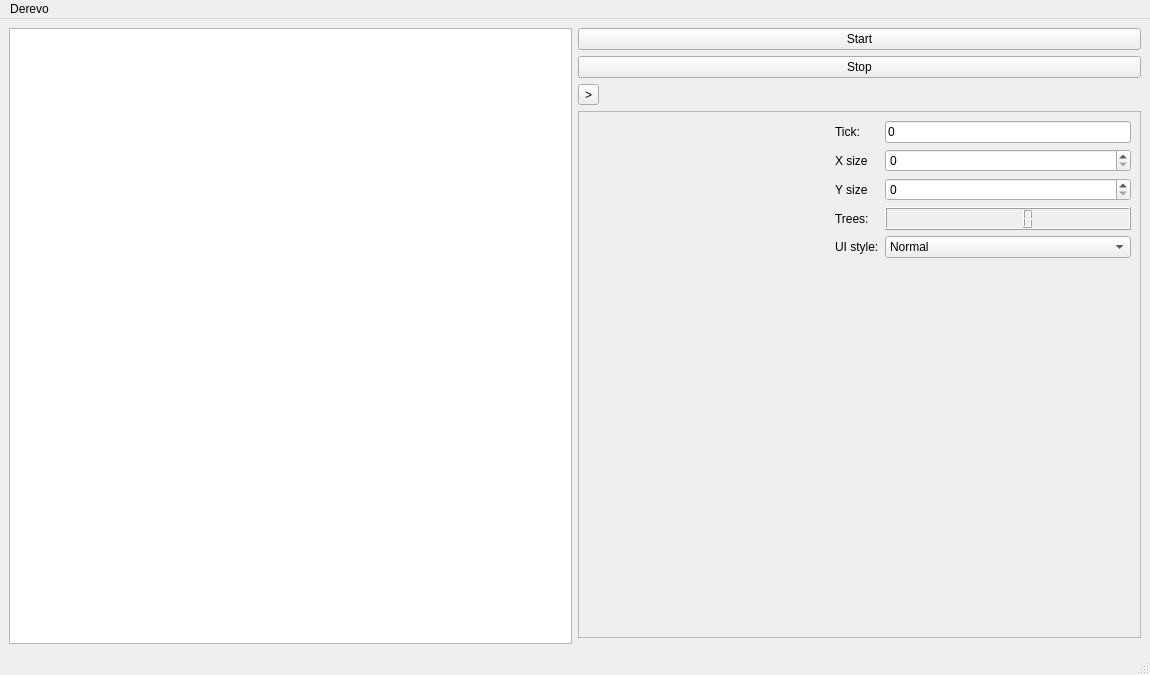
OgArkad/Derevo, file mainwindow.ui: the form before one commit.
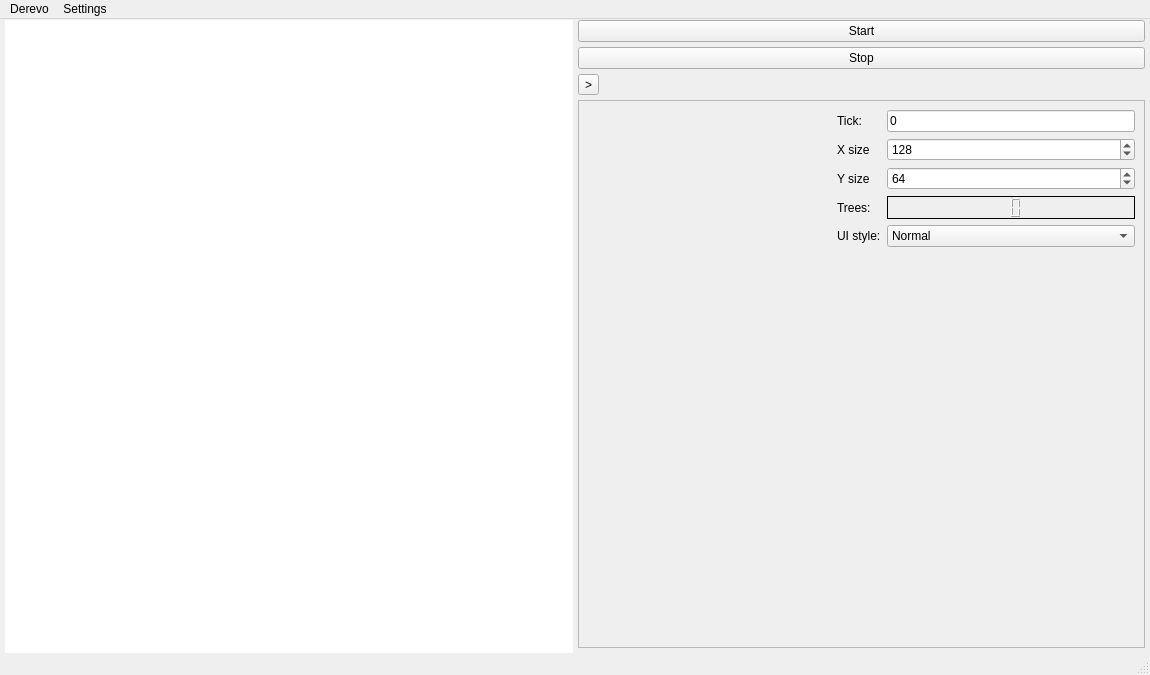
The form after the commit. Icons and pictures are not drawn.

Commit message: Resizing table correctly, fixed/optimised/improved UI

```diff
--- a/mainwindow.ui
+++ b/mainwindow.ui
@@ -10,11 +10,42 @@
     <height>675</height>
    </rect>
   </property>
+  <property name="cursor">
+   <cursorShape>ArrowCursor</cursorShape>
+  </property>
+  <property name="acceptDrops">
+   <bool>false</bool>
+  </property>
   <property name="windowTitle">
-   <string>MainWindow</string>
+   <string>Derevo</string>
+  </property>
+  <property name="windowIcon">
+   <iconset>
+    <normaloff>appicon.ico</normaloff>appicon.ico</iconset>
+  </property>
+  <property name="windowOpacity">
+   <double>1.000000000000000</double>
+  </property>
+  <property name="locale">
+   <locale language="English" country="AmericanSamoa"/>
   </property>
   <widget class="QWidget" name="centralwidget">
    <layout class="QGridLayout" name="gridLayout">
+    <property name="leftMargin">
+     <number>5</number>
+    </property>
+    <property name="topMargin">
+     <number>1</number>
+    </property>
+    <property name="rightMargin">
+     <number>5</number>
+    </property>
+    <property name="bottomMargin">
+     <number>0</number>
+    </property>
+    <property name="spacing">
+     <number>5</number>
+    </property>
     <item row="1" column="1">
      <widget class="QPushButton" name="stop">
       <property name="text">
@@ -24,6 +55,9 @@
     </item>
     <item row="2" column="1">
      <widget class="QToolButton" name="HideButton">
+      <property name="cursor">
+       <cursorShape>PointingHandCursor</cursorShape>
+      </property>
       <property name="text">
        <string>&gt;</string>
       </property>
@@ -37,6 +71,9 @@
         <height>16777215</height>
        </size>
       </property>
+      <property name="cursor">
+       <cursorShape>ArrowCursor</cursorShape>
+      </property>
       <property name="frameShape">
        <enum>QFrame::Shape::StyledPanel</enum>
       </property>
@@ -44,10 +81,38 @@
        <enum>QFrame::Shadow::Raised</enum>
       </property>
       <layout class="QGridLayout" name="gridLayout_2">
-       <item row="6" column="1">
-        <widget class="QLabel" name="ySizeLabel">
+       <item row="7" column="2">
+        <widget class="QLCDNumber" name="treeNumber">
+         <property name="minimumSize">
+          <size>
+           <width>117</width>
+           <height>0</height>
+          </size>
+         </property>
+         <property name="locale">
+          <locale language="English" country="Hungary"/>
+         </property>
+         <property name="frameShadow">
+          <enum>QFrame::Shadow::Plain</enum>
+         </property>
+         <property name="lineWidth">
+          <number>1</number>
+         </property>
+         <property name="midLineWidth">
+          <number>0</number>
+         </property>
+         <property name="digitCount">
+          <number>2</number>
+         </property>
+         <property name="segmentStyle">
+          <enum>QLCDNumber::SegmentStyle::Filled</enum>
+         </property>
+        </widget>
+       </item>
+       <item row="5" column="1">
+        <widget class="QLabel" name="xSizeLabel">
          <property name="text">
-          <string>Y size</string>
+          <string>X size</string>
          </property>
         </widget>
        </item>
@@ -86,20 +151,26 @@
          </item>
         </widget>
        </item>
-       <item row="5" column="1">
-        <widget class="QLabel" name="xSizeLabel">
-         <property name="text">
-          <string>X size</string>
-         </property>
-        </widget>
-       </item>
        <item row="6" column="2">
-        <widget class="QSpinBox" name="ySize"/>
+        <widget class="QSpinBox" name="ySize">
+         <property name="cursor">
+          <cursorShape>ArrowCursor</cursorShape>
+         </property>
+         <property name="minimum">
+          <number>3</number>
+         </property>
+         <property name="maximum">
+          <number>128</number>
+         </property>
+         <property name="value">
+          <number>64</number>
+         </property>
+        </widget>
        </item>
-       <item row="0" column="2">
-        <widget class="QLineEdit" name="tickCount">
+       <item row="7" column="1">
+        <widget class="QLabel" name="treeLabel">
          <property name="text">
-          <string>0</string>
+          <string>Trees:</string>
          </property>
         </widget>
        </item>
@@ -130,26 +201,28 @@
          </property>
         </widget>
        </item>
-       <item row="7" column="1">
-        <widget class="QLabel" name="treeLabel">
+       <item row="0" column="2">
+        <widget class="QLineEdit" name="tickCount">
+         <property name="cursor">
+          <cursorShape>ArrowCursor</cursorShape>
+         </property>
+         <property name="locale">
+          <locale language="English" country="Hungary"/>
+         </property>
          <property name="text">
-          <string>Trees:</string>
+          <string>0</string>
          </property>
-        </widget>
-       </item>
-       <item row="7" column="2">
-        <widget class="QLCDNumber" name="treeNumber">
-         <property name="minimumSize">
-          <size>
-           <width>117</width>
-           <height>0</height>
-          </size>
+         <property name="maxLength">
+          <number>10</number>
          </property>
+         <property name="placeholderText">
+          <string>0</string>
+         </property>
+         <property name="clearButtonEnabled">
+          <bool>false</bool>
+         </property>
         </widget>
        </item>
-       <item row="5" column="2">
-        <widget class="QSpinBox" name="xSize"/>
-       </item>
        <item row="6" column="0">
         <spacer name="horizontalSpacer">
          <property name="orientation">
@@ -163,11 +236,278 @@
          </property>
         </spacer>
        </item>
+       <item row="5" column="2">
+        <widget class="QSpinBox" name="xSize">
+         <property name="cursor">
+          <cursorShape>ArrowCursor</cursorShape>
+         </property>
+         <property name="minimum">
+          <number>3</number>
+         </property>
+         <property name="maximum">
+          <number>256</number>
+         </property>
+         <property name="value">
+          <number>128</number>
+         </property>
+        </widget>
+       </item>
+       <item row="6" column="1">
+        <widget class="QLabel" name="ySizeLabel">
+         <property name="text">
+          <string>Y size</string>
+         </property>
+        </widget>
+       </item>
       </layout>
      </widget>
     </item>
     <item row="0" column="0" rowspan="5">
-     <widget class="QTableWidget" name="table"/>
+     <widget class="QTableWidget" name="table">
+      <property name="cursor" stdset="0">
+       <cursorShape>CrossCursor</cursorShape>
+      </property>
+      <property name="mouseTracking">
+       <bool>false</bool>
+      </property>
+      <property name="focusPolicy">
+       <enum>Qt::FocusPolicy::NoFocus</enum>
+      </property>
+      <property name="frameShape">
+       <enum>QFrame::Shape::NoFrame</enum>
+      </property>
+      <property name="lineWidth">
+       <number>0</number>
+      </property>
+      <property name="verticalScrollBarPolicy">
+       <enum>Qt::ScrollBarPolicy::ScrollBarAlwaysOff</enum>
+      </property>
+      <property name="horizontalScrollBarPolicy">
+       <enum>Qt::ScrollBarPolicy::ScrollBarAlwaysOff</enum>
+      </property>
+      <property name="autoScroll">
+       <bool>false</bool>
+      </property>
+      <property name="editTriggers">
+       <set>QAbstractItemView::EditTrigger::NoEditTriggers</set>
+      </property>
+      <property name="selectionMode">
+       <enum>QAbstractItemView::SelectionMode::NoSelection</enum>
+      </property>
+      <property name="textElideMode">
+       <enum>Qt::TextElideMode::ElideMiddle</enum>
+      </property>
+      <property name="showGrid">
+       <bool>false</bool>
+      </property>
+      <property name="gridStyle">
+       <enum>Qt::PenStyle::NoPen</enum>
+      </property>
+      <property name="rowCount">
+       <number>128</number>
+      </property>
+      <property name="columnCount">
+       <number>64</number>
+      </property>
+      <attribute name="horizontalHeaderVisible">
+       <bool>false</bool>
+      </attribute>
+      <attribute name="verticalHeaderVisible">
+       <bool>false</bool>
+      </attribute>
+      <row/>
+      <row/>
+      <row/>
+      <row/>
+      <row/>
+      <row/>
+      <row/>
+      <row/>
+      <row/>
+      <row/>
+      <row/>
+      <row/>
+      <row/>
+      <row/>
+      <row/>
+      <row/>
+      <row/>
+      <row/>
+      <row/>
+      <row/>
+      <row/>
+      <row/>
+      <row/>
+      <row/>
+      <row/>
+      <row/>
+      <row/>
+      <row/>
+      <row/>
+      <row/>
+      <row/>
+      <row/>
+      <row/>
+      <row/>
+      <row/>
+      <row/>
+      <row/>
+      <row/>
+      <row/>
+      <row/>
+      <row/>
+      <row/>
+      <row/>
+      <row/>
+      <row/>
+      <row/>
+      <row/>
+      <row/>
+      <row/>
+      <row/>
+      <row/>
+      <row/>
+      <row/>
+      <row/>
+      <row/>
+      <row/>
+      <row/>
+      <row/>
+      <row/>
+      <row/>
+      <row/>
+      <row/>
+      <row/>
+      <row/>
+      <row/>
+      <row/>
+      <row/>
+      <row/>
+      <row/>
+      <row/>
+      <row/>
+      <row/>
+      <row/>
+      <row/>
+      <row/>
+      <row/>
+      <row/>
+      <row/>
+      <row/>
+      <row/>
+      <row/>
+      <row/>
+      <row/>
+      <row/>
+      <row/>
+      <row/>
+      <row/>
+      <row/>
+      <row/>
+      <row/>
+      <row/>
+      <row/>
+      <row/>
+      <row/>
+      <row/>
+      <row/>
+      <row/>
+      <row/>
+      <row/>
+      <row/>
+      <row/>
+      <row/>
+      <row/>
+      <row/>
+      <row/>
+      <row/>
+      <row/>
+      <row/>
+      <row/>
+      <row/>
+      <row/>
+      <row/>
+      <row/>
+      <row/>
+      <row/>
+      <row/>
+      <row/>
+      <row/>
+      <row/>
+      <row/>
+      <row/>
+      <row/>
+      <row/>
+      <row/>
+      <row/>
+      <row/>
+      <row/>
+      <row/>
+      <column/>
+      <column/>
+      <column/>
+      <column/>
+      <column/>
+      <column/>
+      <column/>
+      <column/>
+      <column/>
+      <column/>
+      <column/>
+      <column/>
+      <column/>
+      <column/>
+      <column/>
+      <column/>
+      <column/>
+      <column/>
+      <column/>
+      <column/>
+      <column/>
+      <column/>
+      <column/>
+      <column/>
+      <column/>
+      <column/>
+      <column/>
+      <column/>
+      <column/>
+      <column/>
+      <column/>
+      <column/>
+      <column/>
+      <column/>
+      <column/>
+      <column/>
+      <column/>
+      <column/>
+      <column/>
+      <column/>
+      <column/>
+      <column/>
+      <column/>
+      <column/>
+      <column/>
+      <column/>
+      <column/>
+      <column/>
+      <column/>
+      <column/>
+      <column/>
+      <column/>
+      <column/>
+      <column/>
+      <column/>
+      <column/>
+      <column/>
+      <column/>
+      <column/>
+      <column/>
+      <column/>
+      <column/>
+      <column/>
+      <column/>
+     </widget>
     </item>
     <item row="0" column="1">
      <widget class="QPushButton" name="start">
@@ -189,7 +529,7 @@
      <x>0</x>
      <y>0</y>
      <width>1150</width>
-     <height>37</height>
+     <height>33</height>
     </rect>
    </property>
    <widget class="QMenu" name="menuDerevo">
@@ -198,7 +538,13 @@
     </property>
     <addaction name="separator"/>
    </widget>
+   <widget class="QMenu" name="menuSettings">
+    <property name="title">
+     <string>Settings</string>
+    </property>
+   </widget>
    <addaction name="menuDerevo"/>
+   <addaction name="menuSettings"/>
   </widget>
   <widget class="QStatusBar" name="statusbar"/>
  </widget>
```
The commit also changes 5 other files.
